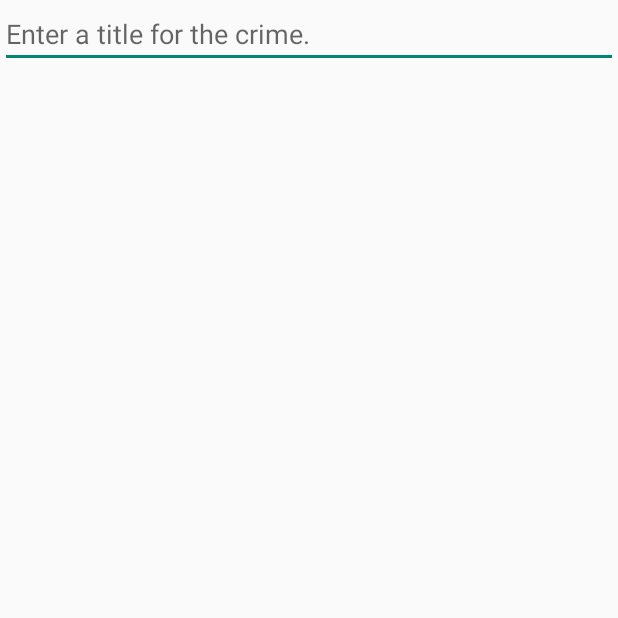
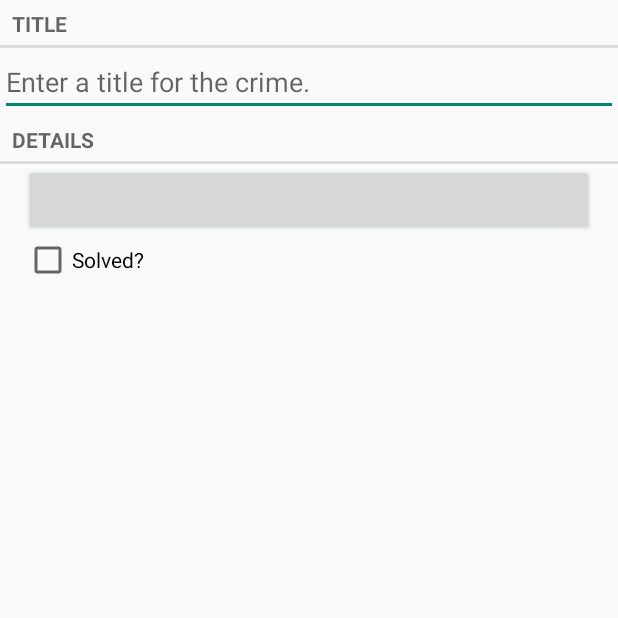
Before and after one commit to ferame/Learnin, an Android app: the screen it shows after launch (CrimeActivity), on a phone screen of 412 x 824 dp, the top half of it. Run offline under Robolectric (Android 15) with nearby library versions, the phone set to English and light mode, and no system bars.

Commit message:
Chapter_8 progressing

```diff
--- a/app/src/main/java/com/startup/edy/criminalintent/Crime.java
+++ b/app/src/main/java/com/startup/edy/criminalintent/Crime.java
@@ -1,5 +1,6 @@
 package com.startup.edy.criminalintent;
 
+import java.util.Date;
 import java.util.UUID;
 
 /**
@@ -8,12 +9,16 @@ import java.util.UUID;
 public class Crime {
 
     private UUID mId;
+    private String mTitle;
 
-    private String mTitle;
+    private Date mDate;
+
+    private boolean mSolved;
 
     public Crime() {
         // Generate unique identifier
         mId = UUID.randomUUID();
+        mDate = new Date();
     }
 
     public UUID getId() {
@@ -27,4 +32,20 @@ public class Crime {
     public void setTitle(String title) {
         mTitle = title;
     }
+
+    public Date getDate() {
+        return mDate;
+    }
+
+    public void setDate(Date date) {
+        mDate = date;
+    }
+
+    public boolean isSolved() {
+        return mSolved;
+    }
+
+    public void setSolved(boolean solved) {
+        mSolved = solved;
+    }
 }
--- a/app/src/main/res/layout/fragment_crime.xml
+++ b/app/src/main/res/layout/fragment_crime.xml
@@ -4,12 +4,36 @@
     android:layout_height="match_parent"
     android:orientation="vertical"
     >
+    <TextView
+        android:layout_width="match_parent"
+        android:layout_height="wrap_content"
+        android:text="@string/crime_title_label"
+        style="?android:listSeparatorTextViewStyle"
+        />
     <EditText
         android:id="@+id/crime_title"
         android:layout_width="match_parent"
         android:layout_height="wrap_content"
         android:hint="@string/crime_title_hint"
         />
-
+    <TextView
+        android:layout_width="match_parent"
+        android:layout_height="wrap_content"
+        android:text="@string/crime_details_label"
+        style="?android:listSeparatorTextViewStyle"
+        />
+    <Button android:id="@+id/crime_date"
+        android:layout_width="match_parent"
+        android:layout_height="wrap_content"
+        android:layout_marginLeft="16dp"
+        android:layout_marginRight="16dp"
+        />
+    <CheckBox android:id="@+id/crime_solved"
+        android:layout_width="match_parent"
+        android:layout_height="wrap_content"
+        android:layout_marginLeft="16dp"
+        android:layout_marginRight="16dp"
+        android:text="@string/crime_solved_label"
+        />
 
 </LinearLayout>
--- a/app/src/main/res/values/strings.xml
+++ b/app/src/main/res/values/strings.xml
@@ -2,7 +2,7 @@
     <string name="app_name">CriminalIntent</string>
     <string name="title_activity_crime">CrimeActivity</string>
     <string name="crime_title_hint">Enter a title for the crime.</string>
-
-<!-- TODO: Remove or change this placeholder text -->
-    <string name="hello_blank_fragment">Hello blank fragment</string>
+    <string name="crime_title_label">Title</string>
+    <string name="crime_details_label">Details</string>
+    <string name="crime_solved_label">Solved?</string>
 </resources>
```
